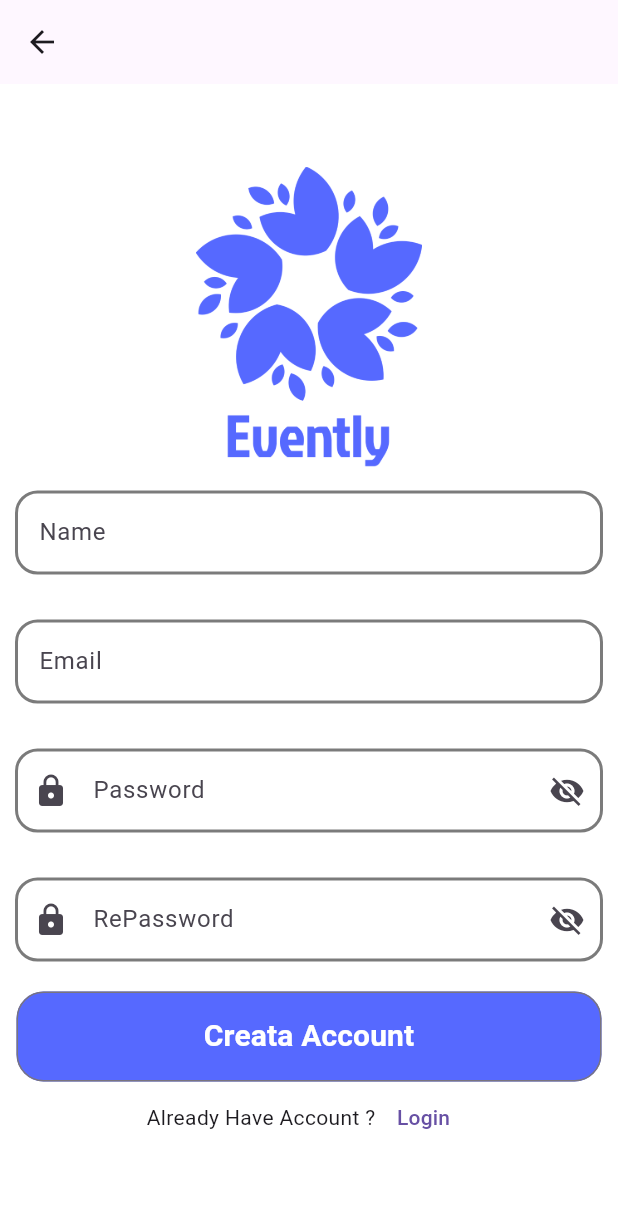
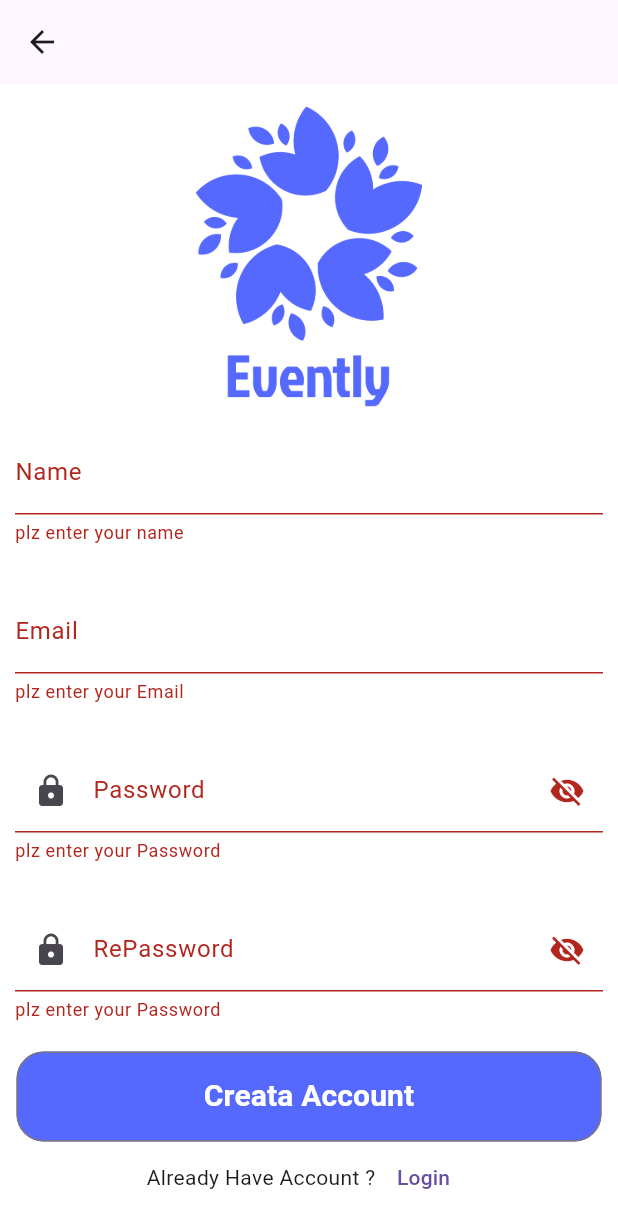
Before and after one commit to kerols20/Evantly_App, a Flutter app: the CreatAccount screen opened by its route, after a tap on "Creata Account", on a phone screen of 412 x 824 dp. Shown: the top 1228 px of the screen. Run offline on Flutter 3.47's test engine with Material 3 defaults, Android fonts, the phone set to English and light mode, and no system bars; our stand-ins replace bot_toast, firebase_auth, firebase_core, flutter_easyloading, smooth_page_indicator; accounts and stored records are empty; generated files the repository leaves out were written again.

Commit message:
second level with firebase

```diff
--- /dev/null
+++ b/lib/core/services/Validator.dart
@@ -0,0 +1,14 @@
+class Validator {
+  static bool validateEmail(String email) {
+    final emailRegex = RegExp(
+      r'^[a-zA-Z0-9._%+-]+@[a-zA-Z0-9.-]+\.[a-zA-Z]{2,}$',
+    );
+    return emailRegex.hasMatch(email);
+  }
+static bool validatePassword(String password) {
+    final RegExp passwordRegExp = RegExp(
+      r'^(?=.*[A-Za-z])(?=.*\d)[A-Za-z\d@$!%*?&]{8,}$',
+    );
+    return passwordRegExp.hasMatch(password);
+  }
+}
--- a/lib/core/utils/firebaseFunction.dart
+++ b/lib/core/utils/firebaseFunction.dart
@@ -1,17 +1,30 @@
+import 'package:evanly/core/services/sanck_bar_services.dart';
 import 'package:firebase_auth/firebase_auth.dart';
-
-class firebasefunction{
-   static createAccount(String email, String Paasword )async{
-     try {UserCredential Credential = await FirebaseAuth.instance.
-     createUserWithEmailAndPassword(email: email, password: Paasword);} on FirebaseAuthException catch (x) {
+  import 'package:flutter_easyloading/flutter_easyloading.dart';
+  class firebasefunction  {
+     static Future<bool> createAccount(
+         String email, String Paasword )async{
+       EasyLoading.show();
+       try {
+         final Credential =
+         await FirebaseAuth.instance.
+       createUserWithEmailAndPassword(email: email, password: Paasword
+         );
+         SanckBarServices.showSuccessMessage("Account Created Successfully");
+         return Future.value(true);
+       } on FirebaseAuthException catch (x) {
          if(x.code == "weak_password"){
            print("the password is weak");
+           return Future.value(false);
+         } else if (x.message == "email is already use"){
+           EasyLoading.dismiss();
+           print("email is already use");
+           return Future.value(false);
          }
-       else if (x.message == "email is already use"){
-         print("email is already use");
-       }
+         return Future.value(false);
        }catch(x){
          print(x);
+         return Future.value(false);
        }
      }
   }
--- a/lib/modules/signIn/creat_Account.dart
+++ b/lib/modules/signIn/creat_Account.dart
@@ -4,9 +4,10 @@ import 'package:evanly/core/constant/app_constant_images.dart';
 import 'package:evanly/core/extensions/custom_form_Filed.dart';
 import 'package:evanly/core/extensions/extensions.dart';
 import 'package:evanly/core/routes/pageRouts.dart';
+import 'package:evanly/core/services/Validator.dart';
 import 'package:evanly/core/utils/firebaseFunction.dart';
 import 'package:flutter/material.dart';
-
+import 'package:flutter_easyloading/flutter_easyloading.dart';
 class CreatAccount extends StatefulWidget {
    CreatAccount({super.key});
 
@@ -15,6 +16,8 @@ class CreatAccount extends StatefulWidget {
 }
 
 class _CreatAccountState extends State<CreatAccount> {
+  final GlobalKey<FormState> formKey = GlobalKey<FormState>();
+
   final _NameController = TextEditingController();
   final _EmailController = TextEditingController();
   final _PaaswordController = TextEditingController();
@@ -23,28 +26,75 @@ class _CreatAccountState extends State<CreatAccount> {
     var mediaQuery = MediaQuery.of(context);
     return Scaffold(
       appBar: AppBar(),
-      body: Column(
+      body: Form(
+        key: formKey,
+        child: Column(
           mainAxisAlignment: MainAxisAlignment.center,
         children: [
           Image.asset(app_images.splachLogo,height: mediaQuery.size.height *0.25
           ),
           CustomFormField(
+            validator: (value) {
+              if(value == null || value.trim().isEmpty){
+                return "plz enter your name";
+              }
+              return null;
+            },
             controller: _NameController,
             labelText: 'Name', hintText: 'Name',),
           SizedBox(height:10 ,),
           CustomFormField(
             controller: _EmailController,
             labelText: 'Email', hintText: 'Enter your Email',
+            validator: (value) {
+              if(value == null || value.trim().isEmpty){
+                return "plz enter your Email";
+              }
+              if(!Validator.validateEmail(value)){
+                return "plz enter a valid Email";
+              }
+              return null;
+            },
           ),
           SizedBox(height:10 ,),
           CustomFormField(
+            validator: (value) {
+              if(value == null || value.trim().isEmpty){
+                return "plz enter your Password";
+              }
+              if(Validator.validatePassword(value)){
+                return "plz enter your Password";
+              }
+              return null;
+            },
             controller: _PaaswordController,
-          labelText: 'Password', hintText: 'Password', isPassword: true, prefixIcon: Icons.lock, suffixIcon: Icons.remove_red_eye,),
+            labelText: 'Password', hintText: 'Password', isPassword: true,
+            prefixIcon: Icons.lock, suffixIcon: Icons.remove_red_eye,),
           SizedBox(height:10 ,),
-        CustomFormField(labelText: 'RePassword', hintText: 'RePassword',isPassword: true, prefixIcon: Icons.lock, suffixIcon: Icons.remove_red_eye),
+          CustomFormField(
+              validator: (value) {
+                if(value == null || value.trim().isEmpty){
+                  return "plz enter your Password";
+                }
+                if(value != _PaaswordController.text){
+                  return "Password not match ";
+                }
+                return null;
+              },
+              labelText: 'RePassword', hintText: 'RePassword',isPassword: true,
+              prefixIcon: Icons.lock, suffixIcon: Icons.remove_red_eye),
           SizedBox(height: 10,),
           OutlinedButton(onPressed: () {
-          firebasefunction.createAccount(_EmailController.text, _PaaswordController.text);
+            if(formKey.currentState!.validate()){
+              firebasefunction.createAccount(_EmailController.text, _PaaswordController.text
+              ).then((value) {
+                EasyLoading.dismiss();
+                 if(value == true){
+                   Navigator.pop(context);
+                 }
+              },
+              );
+            }
           }, child: Text("Creata Account", style: TextStyle(
             fontSize: 20,
             fontWeight:FontWeight.w700,
@@ -70,6 +120,7 @@ class _CreatAccountState extends State<CreatAccount> {
           ),
         ],
             ).setCenter(),
+      ),
     );
   }
 }
--- a/pubspec.yaml
+++ b/pubspec.yaml
@@ -38,6 +38,9 @@ dependencies:
   smooth_page_indicator: ^1.2.0+3
   firebase_core: ^3.10.0
   firebase_auth: ^5.4.0
+  flutter_easyloading: ^3.0.5
+  bot_toast: ^4.1.3
+  lottie: ^3.2.0
 
 dev_dependencies:
   flutter_test:
```
Also changed, not shown: lib/core/services/loading_services.dart (added, +19 -0 lines), lib/core/services/sanck_bar_services.dart (added, +48 -0 lines), lib/main.dart (+7 -0 lines), pubspec.lock. Lines whose indentation alone changed are shown as unchanged.
